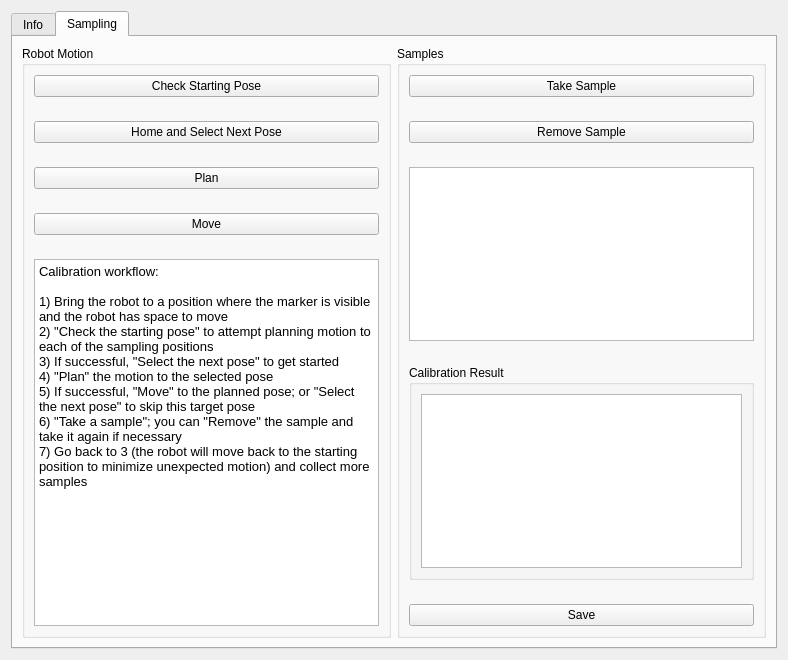
Before: the Qt Designer form easy_handeye_rviz_plugins/src/calibration_panel.ui in IFL-CAMP/easy_handeye, drawn with Qt 5.
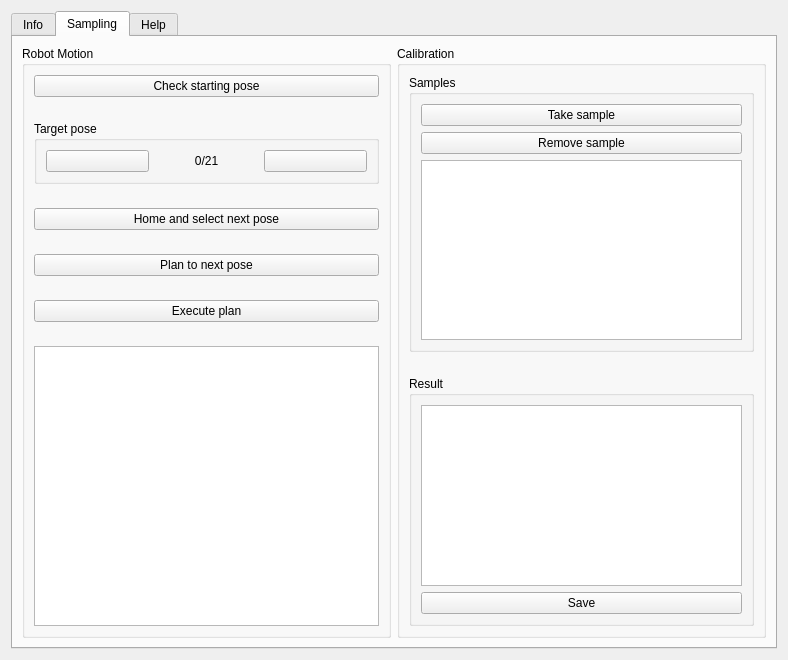
After: the same form once the commit is applied. Icons and pictures are not drawn.

Commit message: Working on RViz panel for calibration and robot movement

```diff
--- a/easy_handeye_rviz_plugins/src/calibration_panel.ui
+++ b/easy_handeye_rviz_plugins/src/calibration_panel.ui
@@ -143,7 +143,7 @@
           <item>
            <widget class="QPushButton" name="checkStartPoseButton">
             <property name="text">
-             <string>Check Starting Pose</string>
+             <string>Check starting pose</string>
             </property>
             <property name="icon">
              <iconset theme="system-reboot">
@@ -151,10 +151,51 @@
             </property>
            </widget>
           </item>
+          <item>
+           <widget class="QGroupBox" name="groupBox_3">
+            <property name="title">
+             <string>Target pose</string>
+            </property>
+            <layout class="QHBoxLayout" name="horizontalLayout_3">
+             <item>
+              <widget class="QPushButton" name="pushButtonPosePrevious">
+               <property name="text">
+                <string/>
+               </property>
+               <property name="icon">
+                <iconset theme="arrow-left">
+                 <normaloff>.</normaloff>.</iconset>
+               </property>
+              </widget>
+             </item>
+             <item>
+              <widget class="QLabel" name="labelPose">
+               <property name="text">
+                <string>0/21</string>
+               </property>
+               <property name="alignment">
+                <set>Qt::AlignCenter</set>
+               </property>
+              </widget>
+             </item>
+             <item>
+              <widget class="QPushButton" name="pushButtonPoseNext">
+               <property name="text">
+                <string/>
+               </property>
+               <property name="icon">
+                <iconset theme="arrow-right">
+                 <normaloff>.</normaloff>.</iconset>
+               </property>
+              </widget>
+             </item>
+            </layout>
+           </widget>
+          </item>
           <item>
            <widget class="QPushButton" name="nextPoseButton">
             <property name="text">
-             <string>Home and Select Next Pose</string>
+             <string>Home and select next pose</string>
             </property>
             <property name="icon">
              <iconset theme="go-home">
@@ -165,7 +206,7 @@
           <item>
            <widget class="QPushButton" name="planButton">
             <property name="text">
-             <string>Plan</string>
+             <string>Plan to next pose</string>
             </property>
             <property name="icon">
              <iconset theme="system-search">
@@ -176,7 +217,7 @@
           <item>
            <widget class="QPushButton" name="moveButton">
             <property name="text">
-             <string>Move</string>
+             <string>Execute plan</string>
             </property>
             <property name="icon">
              <iconset theme="go-next">
@@ -185,85 +226,110 @@
            </widget>
           </item>
           <item>
-           <widget class="QTextEdit" name="textEdit">
-            <property name="html">
-             <string>&lt;!DOCTYPE HTML PUBLIC &quot;-//W3C//DTD HTML 4.0//EN&quot; &quot;http://www.w3.org/TR/REC-html40/strict.dtd&quot;&gt;
+           <widget class="QTextEdit" name="textEditRobotStatus"/>
+          </item>
+         </layout>
+        </widget>
+       </item>
+       <item>
+        <widget class="QGroupBox" name="groupBox">
+         <property name="title">
+          <string>Calibration</string>
+         </property>
+         <layout class="QVBoxLayout" name="verticalLayout_4">
+          <property name="spacing">
+           <number>24</number>
+          </property>
+          <item>
+           <widget class="QGroupBox" name="groupBox_7">
+            <property name="title">
+             <string>Samples</string>
+            </property>
+            <layout class="QVBoxLayout" name="verticalLayout_5">
+             <item>
+              <widget class="QPushButton" name="takeButton">
+               <property name="text">
+                <string>Take sample</string>
+               </property>
+               <property name="icon">
+                <iconset theme="list-add">
+                 <normaloff>.</normaloff>.</iconset>
+               </property>
+              </widget>
+             </item>
+             <item>
+              <widget class="QPushButton" name="removeButton">
+               <property name="text">
+                <string>Remove sample</string>
+               </property>
+               <property name="icon">
+                <iconset theme="list-remove">
+                 <normaloff>.</normaloff>.</iconset>
+               </property>
+              </widget>
+             </item>
+             <item>
+              <widget class="QListWidget" name="sampleListWidget"/>
+             </item>
+            </layout>
+           </widget>
+          </item>
+          <item>
+           <widget class="QGroupBox" name="groupBox_2">
+            <property name="title">
+             <string>Result</string>
+            </property>
+            <layout class="QVBoxLayout" name="verticalLayout_3">
+             <item>
+              <widget class="QPlainTextEdit" name="resultTextEdit"/>
+             </item>
+             <item>
+              <widget class="QPushButton" name="saveButton">
+               <property name="text">
+                <string>Save</string>
+               </property>
+               <property name="icon">
+                <iconset theme="document-save">
+                 <normaloff>.</normaloff>.</iconset>
+               </property>
+              </widget>
+             </item>
+            </layout>
+           </widget>
+          </item>
+         </layout>
+        </widget>
+       </item>
+      </layout>
+     </widget>
+     <widget class="QWidget" name="tab">
+      <attribute name="title">
+       <string>Help</string>
+      </attribute>
+      <layout class="QHBoxLayout" name="horizontalLayout_2">
+       <item>
+        <widget class="QTextEdit" name="textEdit">
+         <property name="html">
+          <string>&lt;!DOCTYPE HTML PUBLIC &quot;-//W3C//DTD HTML 4.0//EN&quot; &quot;http://www.w3.org/TR/REC-html40/strict.dtd&quot;&gt;
 &lt;html&gt;&lt;head&gt;&lt;meta name=&quot;qrichtext&quot; content=&quot;1&quot; /&gt;&lt;style type=&quot;text/css&quot;&gt;
 p, li { white-space: pre-wrap; }
 &lt;/style&gt;&lt;/head&gt;&lt;body style=&quot; font-family:'Noto Sans'; font-size:10pt; font-weight:400; font-style:normal;&quot;&gt;
 &lt;p style=&quot; margin-top:0px; margin-bottom:0px; margin-left:0px; margin-right:0px; -qt-block-indent:0; text-indent:0px;&quot;&gt;Calibration workflow:&lt;/p&gt;
 &lt;p style=&quot;-qt-paragraph-type:empty; margin-top:0px; margin-bottom:0px; margin-left:0px; margin-right:0px; -qt-block-indent:0; text-indent:0px;&quot;&gt;&lt;br /&gt;&lt;/p&gt;
 &lt;p style=&quot; margin-top:0px; margin-bottom:0px; margin-left:0px; margin-right:0px; -qt-block-indent:0; text-indent:0px;&quot;&gt;1) Bring the robot to a position where the marker is visible and the robot has space to move&lt;/p&gt;
+&lt;p style=&quot;-qt-paragraph-type:empty; margin-top:0px; margin-bottom:0px; margin-left:0px; margin-right:0px; -qt-block-indent:0; text-indent:0px;&quot;&gt;&lt;br /&gt;&lt;/p&gt;
 &lt;p style=&quot; margin-top:0px; margin-bottom:0px; margin-left:0px; margin-right:0px; -qt-block-indent:0; text-indent:0px;&quot;&gt;2) &amp;quot;Check the starting pose&amp;quot; to attempt planning motion to each of the sampling positions&lt;/p&gt;
+&lt;p style=&quot;-qt-paragraph-type:empty; margin-top:0px; margin-bottom:0px; margin-left:0px; margin-right:0px; -qt-block-indent:0; text-indent:0px;&quot;&gt;&lt;br /&gt;&lt;/p&gt;
 &lt;p style=&quot; margin-top:0px; margin-bottom:0px; margin-left:0px; margin-right:0px; -qt-block-indent:0; text-indent:0px;&quot;&gt;3) If successful, &amp;quot;Select the next pose&amp;quot; to get started&lt;/p&gt;
+&lt;p style=&quot;-qt-paragraph-type:empty; margin-top:0px; margin-bottom:0px; margin-left:0px; margin-right:0px; -qt-block-indent:0; text-indent:0px;&quot;&gt;&lt;br /&gt;&lt;/p&gt;
 &lt;p style=&quot; margin-top:0px; margin-bottom:0px; margin-left:0px; margin-right:0px; -qt-block-indent:0; text-indent:0px;&quot;&gt;4) &amp;quot;Plan&amp;quot; the motion to the selected pose&lt;/p&gt;
+&lt;p style=&quot;-qt-paragraph-type:empty; margin-top:0px; margin-bottom:0px; margin-left:0px; margin-right:0px; -qt-block-indent:0; text-indent:0px;&quot;&gt;&lt;br /&gt;&lt;/p&gt;
 &lt;p style=&quot; margin-top:0px; margin-bottom:0px; margin-left:0px; margin-right:0px; -qt-block-indent:0; text-indent:0px;&quot;&gt;5) If successful, &amp;quot;Move&amp;quot; to the planned pose; or &amp;quot;Select the next pose&amp;quot; to skip this target pose&lt;/p&gt;
+&lt;p style=&quot;-qt-paragraph-type:empty; margin-top:0px; margin-bottom:0px; margin-left:0px; margin-right:0px; -qt-block-indent:0; text-indent:0px;&quot;&gt;&lt;br /&gt;&lt;/p&gt;
 &lt;p style=&quot; margin-top:0px; margin-bottom:0px; margin-left:0px; margin-right:0px; -qt-block-indent:0; text-indent:0px;&quot;&gt;6) &amp;quot;Take a sample&amp;quot;; you can &amp;quot;Remove&amp;quot; the sample and take it again if necessary&lt;/p&gt;
+&lt;p style=&quot;-qt-paragraph-type:empty; margin-top:0px; margin-bottom:0px; margin-left:0px; margin-right:0px; -qt-block-indent:0; text-indent:0px;&quot;&gt;&lt;br /&gt;&lt;/p&gt;
 &lt;p style=&quot; margin-top:0px; margin-bottom:0px; margin-left:0px; margin-right:0px; -qt-block-indent:0; text-indent:0px;&quot;&gt;7) Go back to 3 (the robot will move back to the starting position to minimize unexpected motion) and collect more samples&lt;/p&gt;&lt;/body&gt;&lt;/html&gt;</string>
-            </property>
-           </widget>
-          </item>
-         </layout>
-        </widget>
-       </item>
-       <item>
-        <widget class="QGroupBox" name="groupBox">
-         <property name="title">
-          <string>Samples</string>
          </property>
-         <layout class="QVBoxLayout" name="verticalLayout_4">
-          <property name="spacing">
-           <number>24</number>
-          </property>
-          <item>
-           <widget class="QPushButton" name="takeButton">
-            <property name="text">
-             <string>Take Sample</string>
-            </property>
-            <property name="icon">
-             <iconset theme="list-add">
-              <normaloff>.</normaloff>.</iconset>
-            </property>
-           </widget>
-          </item>
-          <item>
-           <widget class="QPushButton" name="removeButton">
-            <property name="text">
-             <string>Remove Sample</string>
-            </property>
-            <property name="icon">
-             <iconset theme="list-remove">
-              <normaloff>.</normaloff>.</iconset>
-            </property>
-           </widget>
-          </item>
-          <item>
-           <widget class="QListWidget" name="sampleListWidget"/>
-          </item>
-          <item>
-           <widget class="QGroupBox" name="groupBox_2">
-            <property name="title">
-             <string>Calibration Result</string>
-            </property>
-            <layout class="QHBoxLayout" name="horizontalLayout_4">
-             <item>
-              <widget class="QPlainTextEdit" name="resultTextEdit"/>
-             </item>
-            </layout>
-           </widget>
-          </item>
-          <item>
-           <widget class="QPushButton" name="saveButton">
-            <property name="text">
-             <string>Save</string>
-            </property>
-            <property name="icon">
-             <iconset theme="document-save">
-              <normaloff>.</normaloff>.</iconset>
-            </property>
-           </widget>
-          </item>
-         </layout>
         </widget>
        </item>
       </layout>
```
Left out of the diff: 10 changed lines with no effect on the pictures. The commit also changes 11 other files.
